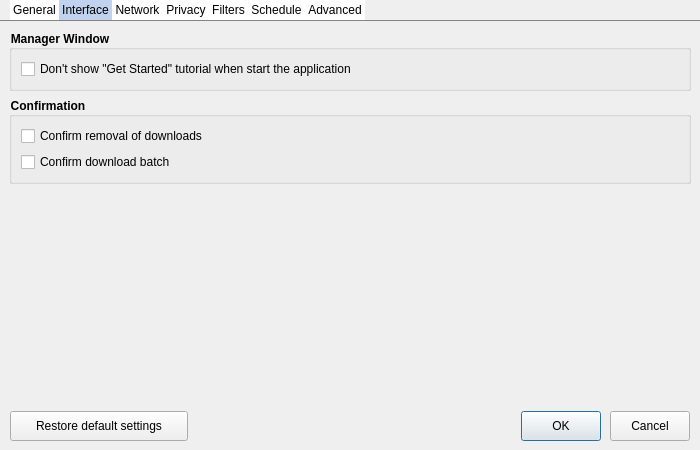
Above: src/dialogs/preferencedialog.ui from setvisible/ArrowDL before the change. Below: the same form after it.
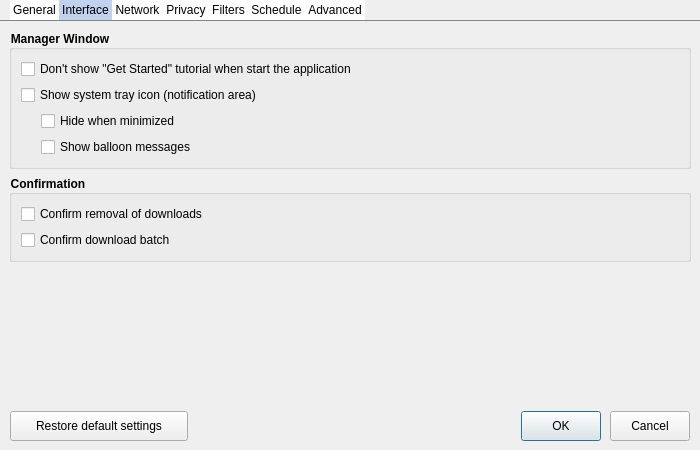
That is the form after the change. The open tabs and pages were chosen to show the change. Icons and pictures are not drawn. Custom widgets are drawn as their Qt base class.

Commit message: [SystemTray] Add options for System Tray

```diff
--- a/src/dialogs/preferencedialog.ui
+++ b/src/dialogs/preferencedialog.ui
@@ -191,6 +191,76 @@
             </property>
            </widget>
           </item>
+          <item>
+           <layout class="QHBoxLayout" name="horizontalLayout_9" stretch="0,1">
+            <item>
+             <widget class="QCheckBox" name="showSystemTrayIconCheckBox">
+              <property name="text">
+               <string>Show system tray icon (notification area)</string>
+              </property>
+             </widget>
+            </item>
+            <item>
+             <widget class="QLabel" name="systemTrayIconWarning">
+              <property name="font">
+               <font>
+                <weight>75</weight>
+                <italic>false</italic>
+                <bold>true</bold>
+               </font>
+              </property>
+              <property name="styleSheet">
+               <string notr="true">color: rgb(170, 0, 0);</string>
+              </property>
+              <property name="text">
+               <string>&lt;warning message&gt;</string>
+              </property>
+             </widget>
+            </item>
+           </layout>
+          </item>
+          <item>
+           <layout class="QVBoxLayout" name="verticalLayout_14">
+            <property name="leftMargin">
+             <number>20</number>
+            </property>
+            <item>
+             <widget class="QCheckBox" name="hideWhenMinimizedCheckBox">
+              <property name="text">
+               <string>Hide when minimized</string>
+              </property>
+             </widget>
+            </item>
+            <item>
+             <layout class="QHBoxLayout" name="horizontalLayout_8" stretch="0,1">
+              <item>
+               <widget class="QCheckBox" name="showSystemTrayBalloonCheckBox">
+                <property name="text">
+                 <string>Show balloon messages</string>
+                </property>
+               </widget>
+              </item>
+              <item>
+               <widget class="QLabel" name="systemTrayBalloonWarning">
+                <property name="font">
+                 <font>
+                  <weight>75</weight>
+                  <italic>false</italic>
+                  <bold>true</bold>
+                 </font>
+                </property>
+                <property name="styleSheet">
+                 <string notr="true">color: rgb(170, 0, 0);</string>
+                </property>
+                <property name="text">
+                 <string>&lt;warning message&gt;</string>
+                </property>
+               </widget>
+              </item>
+             </layout>
+            </item>
+           </layout>
+          </item>
          </layout>
         </widget>
        </item>
```
Left out of the diff: 40 changed lines with no effect on the pictures. The commit also changes 4 other files.
